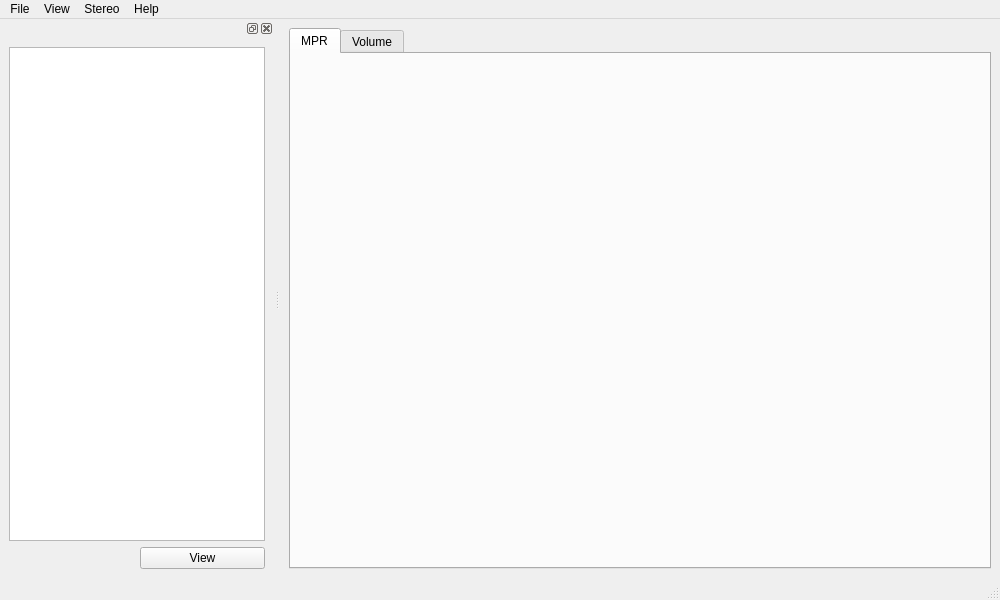
Qt form MainWindow.ui (hmeyer/perfusionkit) before a commit.
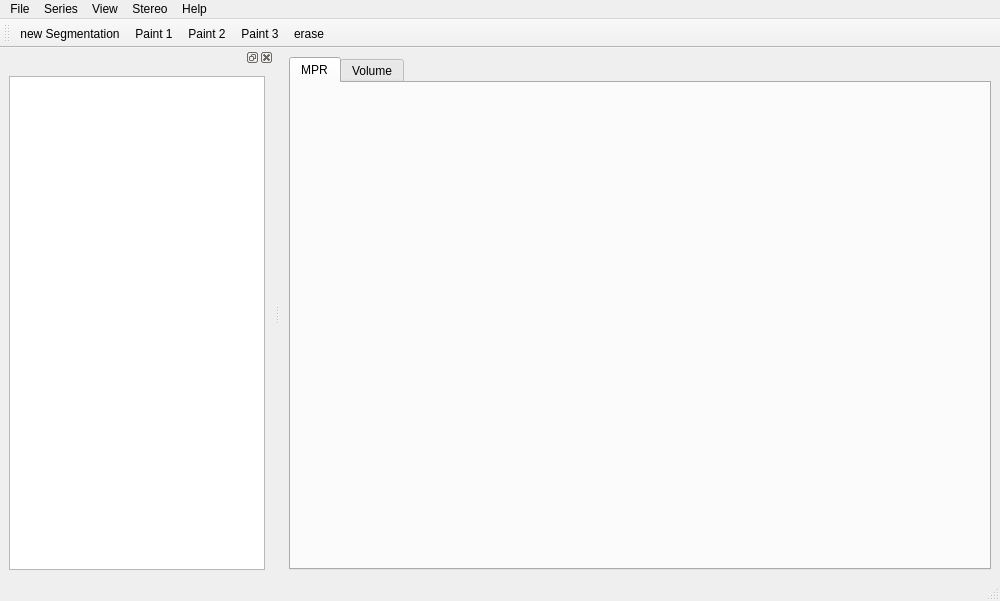
The same form after that commit. Custom widgets are drawn as their Qt base class.

```diff
--- a/MainWindow.ui
+++ b/MainWindow.ui
@@ -7,7 +7,7 @@
     <x>0</x>
     <y>0</y>
     <width>1000</width>
-    <height>600</height>
+    <height>601</height>
    </rect>
   </property>
   <property name="windowTitle">
@@ -15,7 +15,7 @@
   </property>
   <widget class="QWidget" name="centralwidget">
    <layout class="QGridLayout" name="gridLayout">
-    <item row="0" column="0">
+    <item row="0" column="1">
      <widget class="QTabWidget" name="tabWidget">
       <property name="sizePolicy">
        <sizepolicy hsizetype="Expanding" vsizetype="Expanding">
@@ -86,7 +86,7 @@
     </property>
     <addaction name="actionAbout"/>
    </widget>
-   <widget class="QMenu" name="menuView">
+   <widget class="QMenu" name="menuStereo">
     <property name="title">
      <string>Stereo</string>
     </property>
@@ -102,15 +102,23 @@
     <addaction name="actionStereoEyeAngle"/>
     <addaction name="menuStereo"/>
    </widget>
-   <widget class="QMenu" name="menuView_2">
+   <widget class="QMenu" name="menuView">
     <property name="title">
      <string>View</string>
     </property>
     <addaction name="actionSeriesSelector"/>
+    <addaction name="actionSegmentationToolbar"/>
+   </widget>
+   <widget class="QMenu" name="menuSeries">
+    <property name="title">
+     <string>Series</string>
+    </property>
+    <addaction name="actionLoadAllSeries"/>
    </widget>
    <addaction name="menuFile"/>
-   <addaction name="menuView_2"/>
+   <addaction name="menuSeries"/>
    <addaction name="menuView"/>
+   <addaction name="menuStereo"/>
    <addaction name="menuHelp"/>
   </widget>
   <widget class="QStatusBar" name="statusbar"/>
@@ -128,27 +136,33 @@
          <verstretch>0</verstretch>
         </sizepolicy>
        </property>
-      </widget>
-     </item>
-     <item row="1" column="1">
-      <widget class="QPushButton" name="viewButton">
-       <property name="sizePolicy">
-        <sizepolicy hsizetype="Minimum" vsizetype="Fixed">
-         <horstretch>0</horstretch>
-         <verstretch>0</verstretch>
-        </sizepolicy>
+       <property name="contextMenuPolicy">
+        <enum>Qt::CustomContextMenu</enum>
        </property>
-       <property name="text">
-        <string>View</string>
-       </property>
-       <property name="autoDefault">
-        <bool>false</bool>
+       <property name="sortingEnabled">
+        <bool>true</bool>
        </property>
       </widget>
      </item>
     </layout>
    </widget>
   </widget>
+  <widget class="QToolBar" name="toolBarSegmentation">
+   <property name="windowTitle">
+    <string>toolBar</string>
+   </property>
+   <attribute name="toolBarArea">
+    <enum>TopToolBarArea</enum>
+   </attribute>
+   <attribute name="toolBarBreak">
+    <bool>false</bool>
+   </attribute>
+   <addaction name="actionNewSegmentation"/>
+   <addaction name="actionPaint1"/>
+   <addaction name="actionPaint2"/>
+   <addaction name="actionPaint3"/>
+   <addaction name="actionErase"/>
+  </widget>
   <action name="actionAbout">
    <property name="text">
     <string>About</string>
@@ -235,6 +249,74 @@
     <string>SeriesSelector</string>
    </property>
   </action>
+  <action name="actionNewSegmentation">
+   <property name="text">
+    <string>new Segmentation</string>
+   </property>
+   <property name="toolTip">
+    <string>create a new Segmentation</string>
+   </property>
+  </action>
+  <action name="actionSegmentationToolbar">
+   <property name="checkable">
+    <bool>true</bool>
+   </property>
+   <property name="checked">
+    <bool>true</bool>
+   </property>
+   <property name="text">
+    <string>Segmentation Toolbar</string>
+   </property>
+  </action>
+  <action name="actionPaint1">
+   <property name="checkable">
+    <bool>true</bool>
+   </property>
+   <property name="text">
+    <string>Paint 1</string>
+   </property>
+   <property name="toolTip">
+    <string>paint with small size pen</string>
+   </property>
+  </action>
+  <action name="actionPaint2">
+   <property name="checkable">
+    <bool>true</bool>
+   </property>
+   <property name="text">
+    <string>Paint 2</string>
+   </property>
+   <property name="toolTip">
+    <string>paint with medium size pen</string>
+   </property>
+  </action>
+  <action name="actionPaint3">
+   <property name="checkable">
+    <bool>true</bool>
+   </property>
+   <property name="text">
+    <string>Paint 3</string>
+   </property>
+   <property name="toolTip">
+    <string>paint with large size pen</string>
+   </property>
+  </action>
+  <action name="actionErase">
+   <property name="checkable">
+    <bool>true</bool>
+   </property>
+   <property name="text">
+    <string>erase</string>
+   </property>
+   <property name="toolTip">
+    <string>erase instead painting</string>
+   </property>
+  </action>
+  <action name="actionLoadAllSeries">
+   <property name="text">
+    <string>Load All</string>
+   </property>
+  </action>
  </widget>
  <customwidgets>
   <customwidget>
```
Left out of the diff: 24 changed lines with no effect on the pictures.
